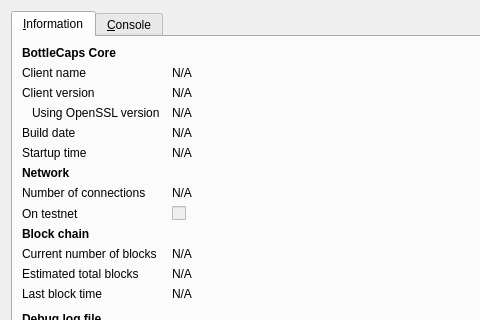
Qt form src/qt/forms/rpcconsole.ui (palmd/diamondcoin) before a commit; both pictures show x 0 to 480 and y 0 to 320 of the 740 by 450 pixel window.
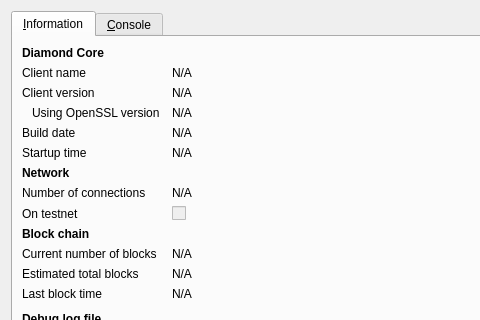
The same form after that commit. Icons and pictures are not drawn.

Diff of the .ui file:
```diff
--- a/src/qt/forms/rpcconsole.ui
+++ b/src/qt/forms/rpcconsole.ui
@@ -36,7 +36,7 @@
           </font>
          </property>
          <property name="text">
-          <string>BottleCaps Core</string>
+          <string>Diamond Core</string>
          </property>
         </widget>
        </item>
```
Left out of the diff: 6 changed lines with no effect on the pictures.
